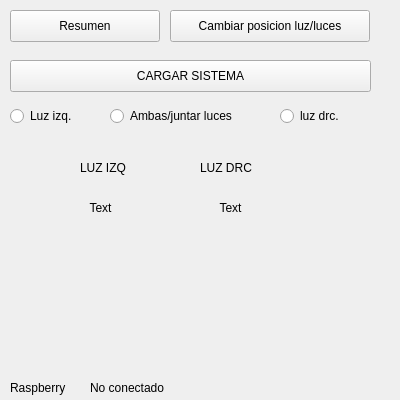
Above: src/mainwindow.ui from JoanGTSQ/DashProbe-rasp-Integration before the change. Below: the same form after it.
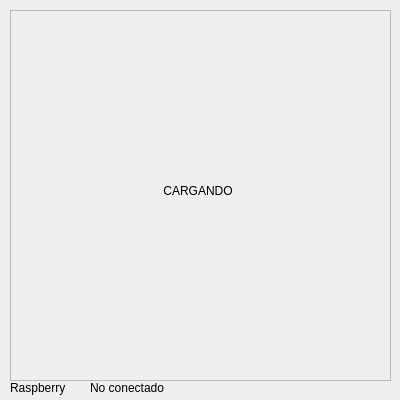
That is the form after the change.

Diff of the .ui file:
```diff
--- a/src/mainwindow.ui
+++ b/src/mainwindow.ui
@@ -185,6 +185,41 @@
      <string>No conectado</string>
     </property>
    </widget>
+   <widget class="QFrame" name="frame">
+    <property name="geometry">
+     <rect>
+      <x>10</x>
+      <y>10</y>
+      <width>381</width>
+      <height>371</height>
+     </rect>
+    </property>
+    <property name="autoFillBackground">
+     <bool>true</bool>
+    </property>
+    <property name="frameShape">
+     <enum>QFrame::StyledPanel</enum>
+    </property>
+    <property name="frameShadow">
+     <enum>QFrame::Raised</enum>
+    </property>
+    <widget class="QLabel" name="label_4">
+     <property name="geometry">
+      <rect>
+       <x>0</x>
+       <y>0</y>
+       <width>376</width>
+       <height>361</height>
+      </rect>
+     </property>
+     <property name="text">
+      <string>CARGANDO</string>
+     </property>
+     <property name="alignment">
+      <set>Qt::AlignCenter</set>
+     </property>
+    </widget>
+   </widget>
   </widget>
  </widget>
  <resources/>
```
